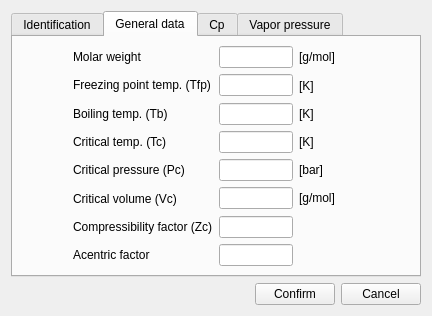
Before: the Qt Designer form designer/db_substanceProperties_ui.ui in marcusbfs/Sindri, drawn with Qt 5.
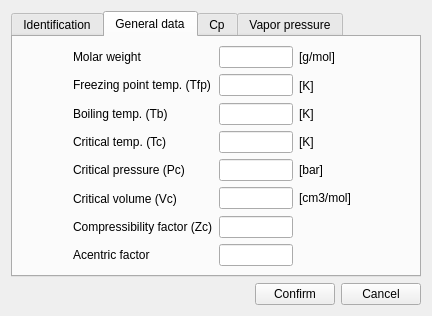
After: the same form once the commit is applied. The open tabs and pages were chosen to show the change.

What changed in the file:
```diff
--- a/designer/db_substanceProperties_ui.ui
+++ b/designer/db_substanceProperties_ui.ui
@@ -424,7 +424,7 @@
                 </size>
                </property>
                <property name="text">
-                <string>[g/mol]</string>
+                <string>[cm3/mol]</string>
                </property>
                <property name="textFormat">
                 <enum>Qt::RichText</enum>
```
